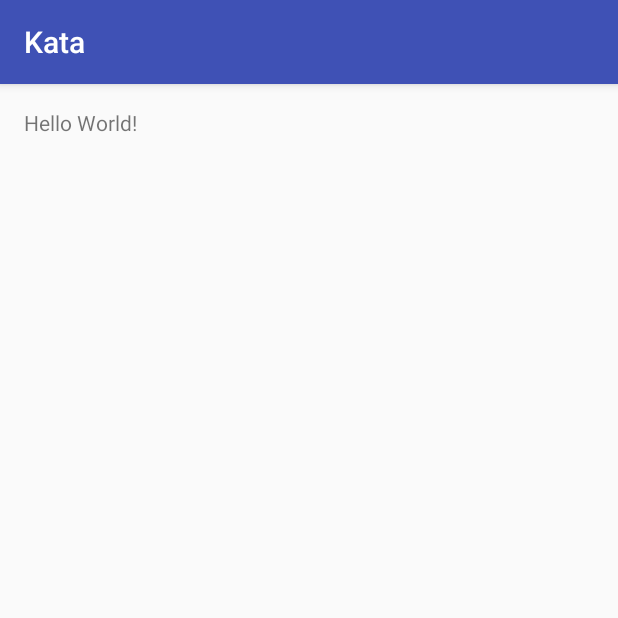
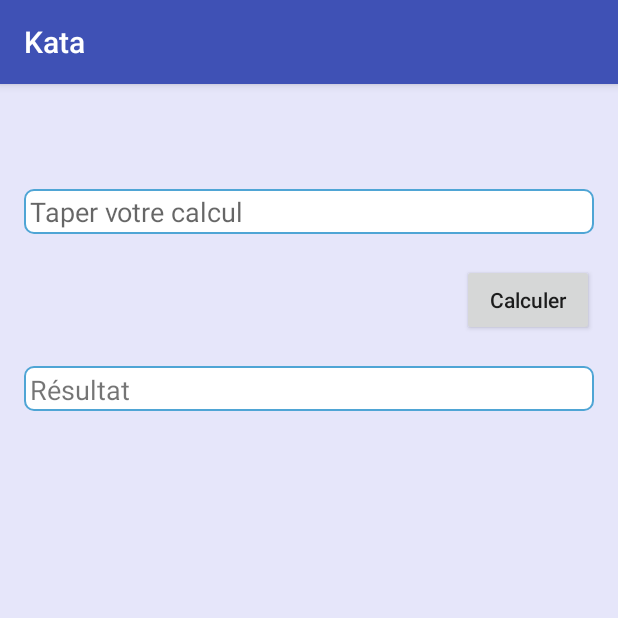
Before and after one commit to lujul/Kata, an Android app: the screen it shows after launch (MainActivity), on a phone screen of 412 x 824 dp, the top half of it. Run offline under Robolectric (Android 15) with nearby library versions, the phone set to English and light mode, and no system bars.

Commit message:
- add shape border - add colors - design

```diff
--- /dev/null
+++ b/app/src/main/res/drawable/border.xml
@@ -0,0 +1,6 @@
+<?xml version="1.0" encoding="utf-8"?>
+<shape xmlns:android="http://schemas.android.com/apk/res/android" android:shape="rectangle" >
+    <solid android:color="#FFFFFF" />
+    <corners android:radius="6dp"/>
+    <stroke android:width="1dip" android:color="#4fa5d5"/>
+</shape>
--- a/app/src/main/res/layout/activity_main.xml
+++ b/app/src/main/res/layout/activity_main.xml
@@ -1,16 +1,41 @@
 <?xml version="1.0" encoding="utf-8"?>
-<RelativeLayout xmlns:android="http://schemas.android.com/apk/res/android"
+<LinearLayout xmlns:android="http://schemas.android.com/apk/res/android"
     xmlns:tools="http://schemas.android.com/tools"
+    android:orientation="vertical"
     android:layout_width="match_parent"
     android:layout_height="match_parent"
     android:paddingBottom="@dimen/activity_vertical_margin"
     android:paddingLeft="@dimen/activity_horizontal_margin"
     android:paddingRight="@dimen/activity_horizontal_margin"
-    android:paddingTop="@dimen/activity_vertical_margin"
+    android:paddingTop="70dp"
+    android:background="@color/colorLightBlue"
     tools:context="com.hbdriod.kata.MainActivity">
 
+    <EditText
+        android:id="@+id/edit_text"
+        android:hint="Taper votre calcul"
+        android:background="@drawable/border"
+        android:paddingLeft="4dp"
+        android:layout_width="match_parent"
+        android:layout_height="30dp" />
+
+    <Button
+        android:id="@+id/button"
+        android:text="Calculer"
+        android:layout_marginTop="20dp"
+        android:layout_marginBottom="20dp"
+        android:textAllCaps="false"
+        android:layout_gravity="right"
+        android:layout_width="wrap_content"
+        android:layout_height="wrap_content" />
+
     <TextView
-        android:layout_width="wrap_content"
-        android:layout_height="wrap_content"
-        android:text="Hello World!" />
-</RelativeLayout>
+        android:id="@+id/text_view"
+        android:background="@drawable/border"
+        android:layout_width="match_parent"
+        android:textSize="18sp"
+        android:paddingTop="3dp"
+        android:paddingLeft="4dp"
+        android:text="Résultat"
+        android:layout_height="30dp"/>
+</LinearLayout>
--- a/app/src/main/res/values/colors.xml
+++ b/app/src/main/res/values/colors.xml
@@ -3,4 +3,6 @@
     <color name="colorPrimary">#3F51B5</color>
     <color name="colorPrimaryDark">#303F9F</color>
     <color name="colorAccent">#FF4081</color>
+    <color name="colorLightBlue">#E6E6FA</color>
+    <color name="white">#FFFFFF</color>
 </resources>
```
